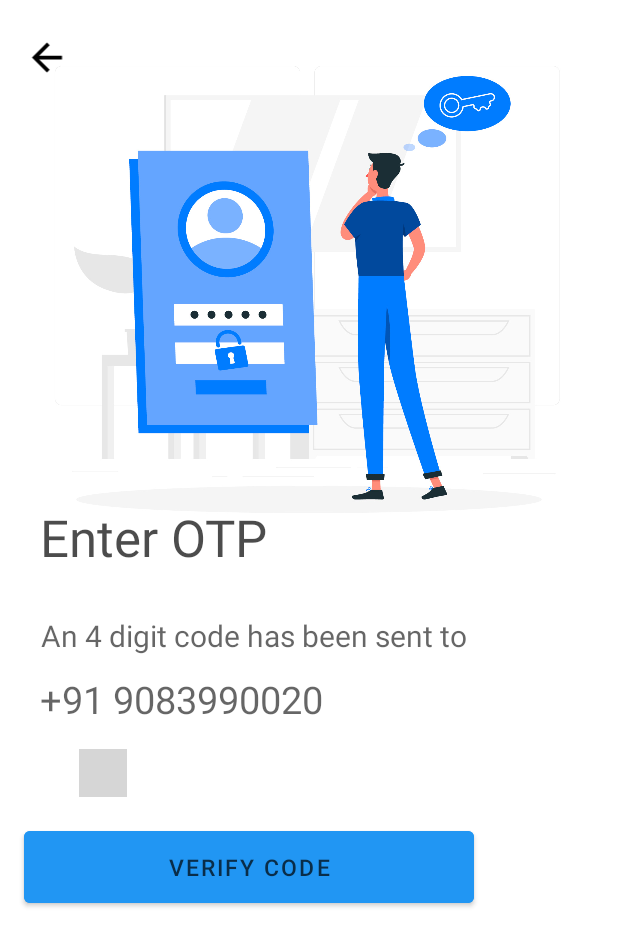
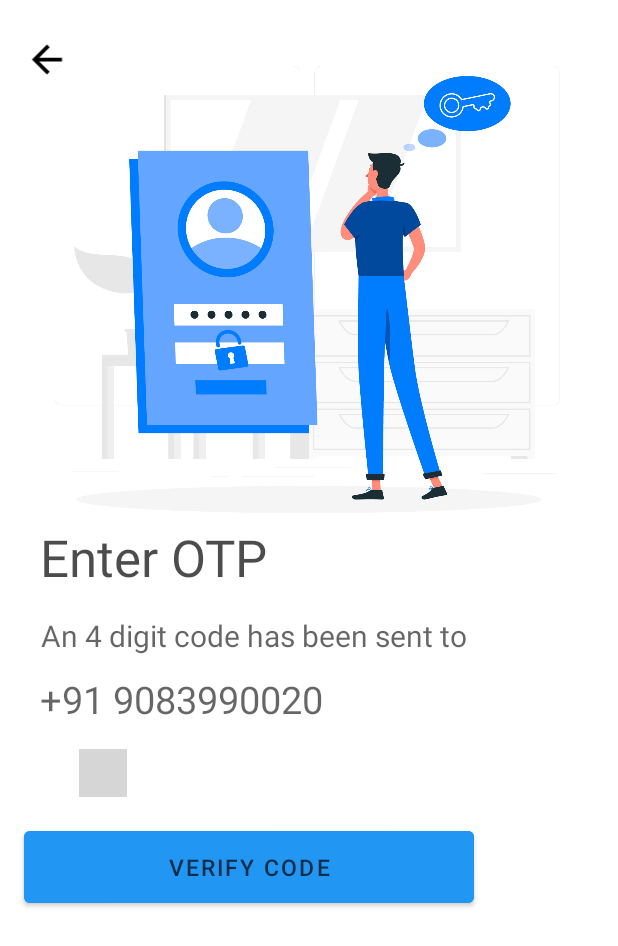
Before and after one commit to Vivek-kumarpratap/water-at-foot-step, an Android app: the layout activity_auth.xml on its own in the app's theme, with its tools: preview values and no code run, on a phone screen of 412 x 824 dp. Shown: the top 946 px of the screen. Run offline under Robolectric (Android 15) with nearby library versions, the phone set to English and light mode, and no system bars; plain views replace PinView; Roboto replaces fonts that are not available here; grey boxes are pictures that could not be loaded.

Commit message:
auth work

```diff
--- a/app/src/main/res/layout/activity_auth.xml
+++ b/app/src/main/res/layout/activity_auth.xml
@@ -31,7 +31,7 @@
         app:layout_constraintHorizontal_bias="0.115"
         app:layout_constraintStart_toStartOf="@+id/imageView"
         app:layout_constraintTop_toTopOf="@+id/imageView"
-        app:layout_constraintVertical_bias="0.962" />
+        app:layout_constraintVertical_bias="1.0" />
 
     <ImageView
         android:id="@+id/imageView2"
```
